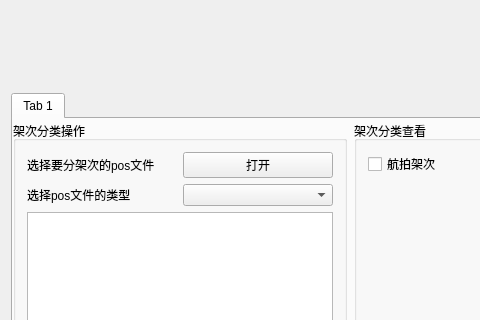
The window that ImageProcess/CamSort.ui (eric1987/ImageProcess) describes before a commit, drawn with Qt 5; both pictures show x 0 to 480 and y 0 to 320 of the 813 by 485 pixel window.
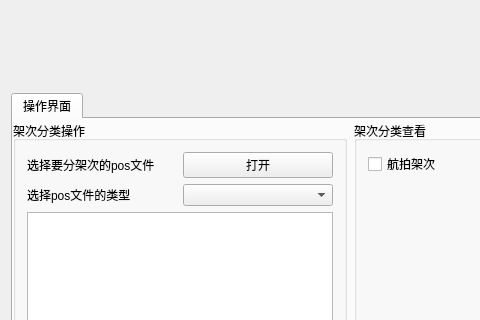
The same window after the commit.

The edit to the form file:
```diff
--- a/ImageProcess/CamSort.ui
+++ b/ImageProcess/CamSort.ui
@@ -43,9 +43,12 @@
      <property name="currentIndex">
       <number>0</number>
      </property>
+     <property name="tabsClosable">
+      <bool>false</bool>
+     </property>
      <widget class="QWidget" name="tab">
       <attribute name="title">
-       <string>Tab 1</string>
+       <string>操作界面</string>
       </attribute>
       <layout class="QHBoxLayout" name="horizontalLayout" stretch="3,4">
        <property name="spacing">
```
